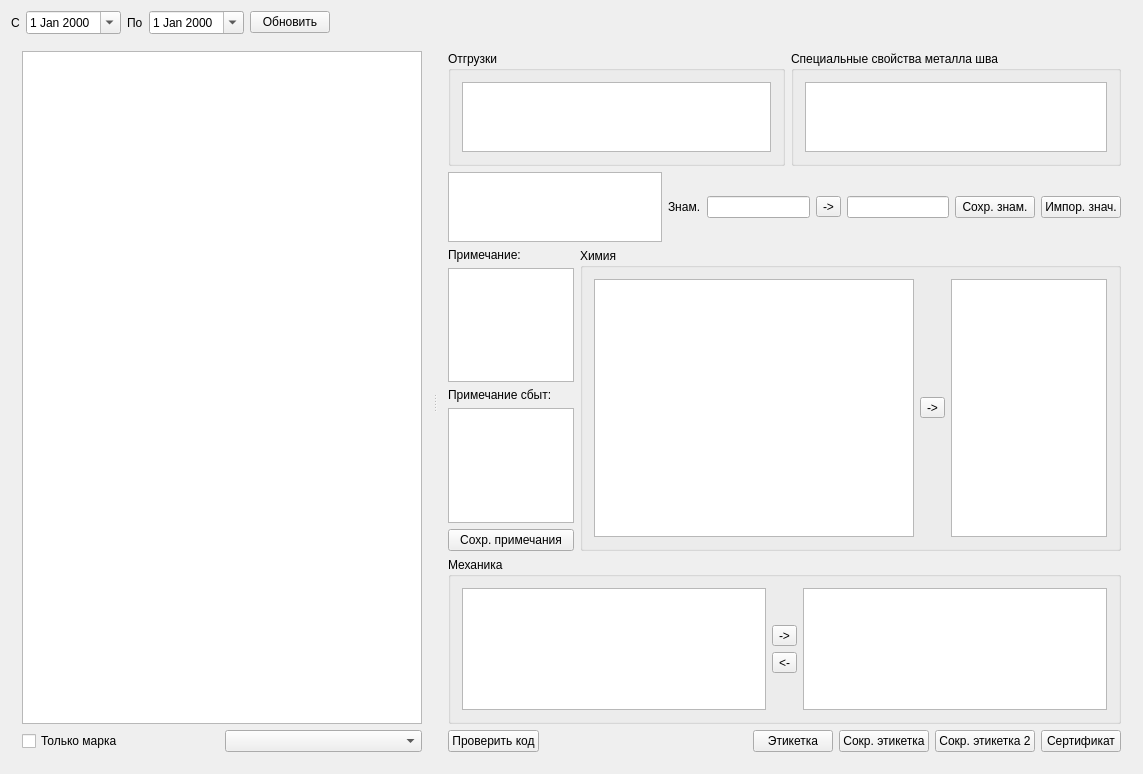
Above: formpart.ui from Sergeyego/el_sert before the change. Below: the same form after it.
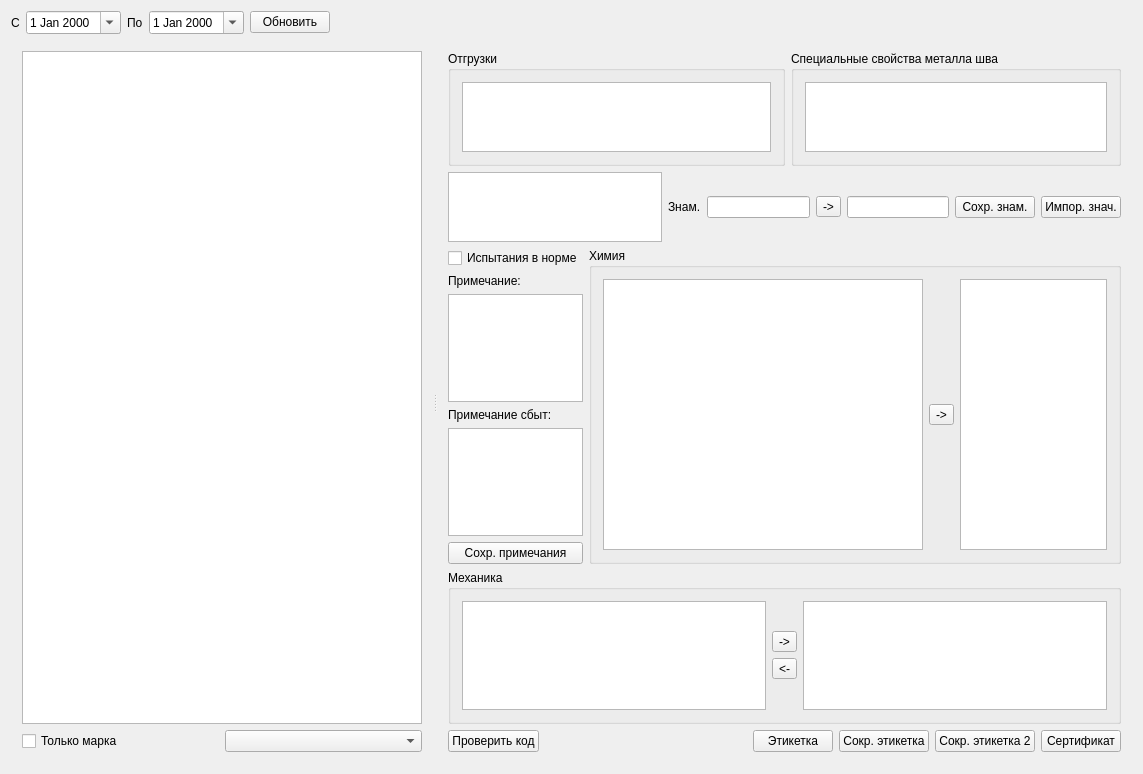
That is the form after the change. Custom widgets are drawn as their Qt base class.

```diff
--- a/formpart.ui
+++ b/formpart.ui
@@ -206,6 +206,13 @@
         <layout class="QHBoxLayout" name="horizontalLayout_6">
          <item>
           <layout class="QVBoxLayout" name="verticalLayout_4">
+           <item>
+            <widget class="QCheckBox" name="checkBoxOk">
+             <property name="text">
+              <string>Испытания в норме</string>
+             </property>
+            </widget>
+           </item>
            <item>
             <widget class="QLabel" name="label_4">
              <property name="text">
@@ -432,11 +439,6 @@
  </widget>
  <layoutdefault spacing="6" margin="11"/>
  <customwidgets>
-  <customwidget>
-   <class>DbViewer</class>
-   <extends>QTableView</extends>
-   <header>db/dbviewer.h</header>
-  </customwidget>
   <customwidget>
    <class>DbDateEdit</class>
    <extends>QDateEdit</extends>
@@ -447,6 +449,11 @@
    <extends>QComboBox</extends>
    <header>db/dbcombobox.h</header>
   </customwidget>
+  <customwidget>
+   <class>DbViewer</class>
+   <extends>QTableView</extends>
+   <header>db/dbviewer.h</header>
+  </customwidget>
  </customwidgets>
  <resources/>
  <connections/>
```
